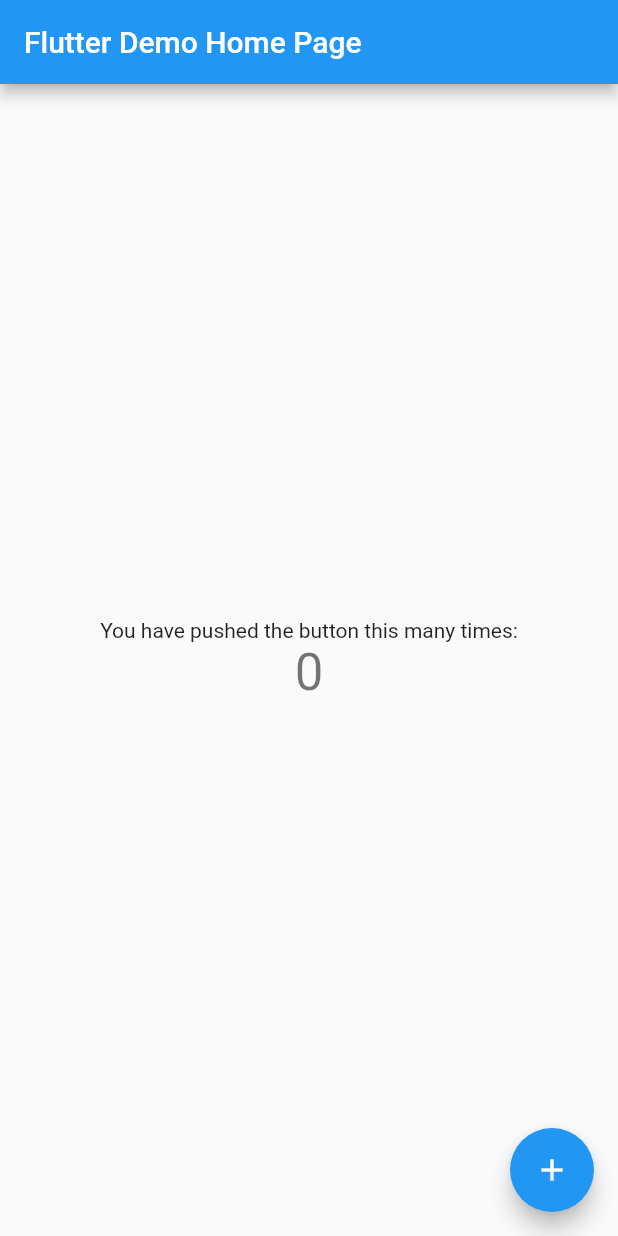
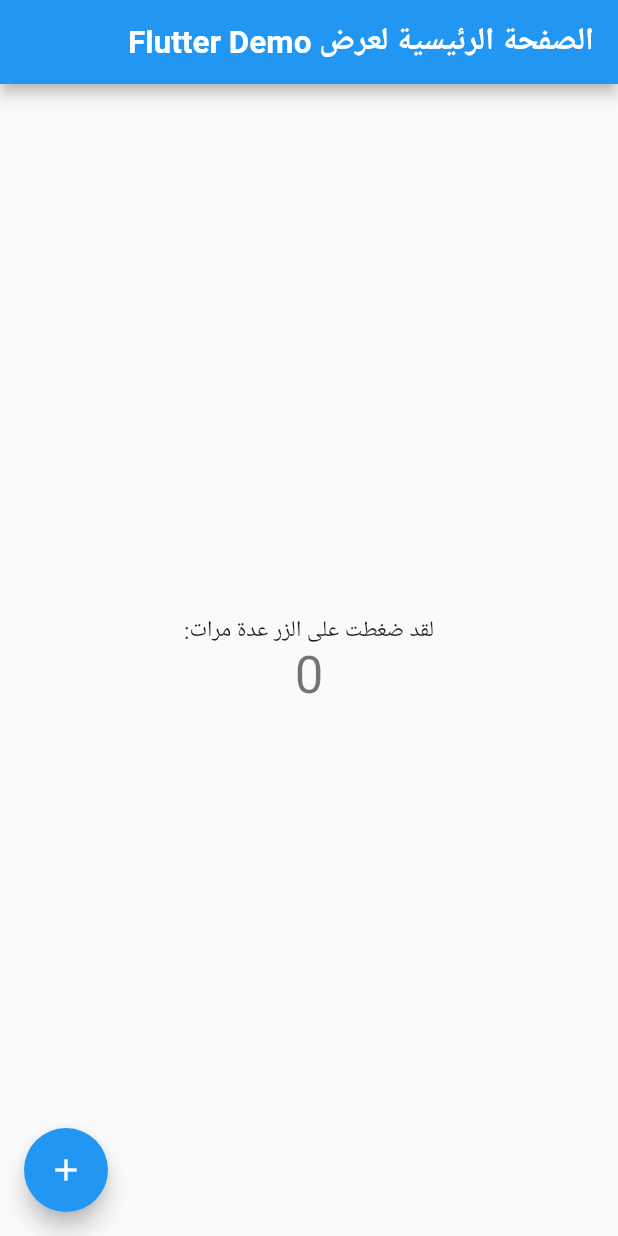
Before and after one commit to sliit-foss/flutter-templates, a Flutter app: the screen it shows after launch, on a phone screen of 412 x 824 dp. Run offline on Flutter 3.47's test engine with Material 2 defaults, Android fonts, the phone set to English and light mode, and no system bars; our stand-ins replace equatable, flutter_bloc, flutter_dotenv, flutter_secure_storage, google_fonts; missing offline and left inert: enhanced_http; generated files the repository leaves out were written again; statements that could not run were skipped.

Commit message:
Added localization support

```diff
--- /dev/null
+++ b/l10n.yaml
@@ -0,0 +1,3 @@
+arb-dir: lib/l10n
+template-arb-file: en.arb
+output-localization-file: app_localizations.dart
--- /dev/null
+++ b/lib/l10n/ar.arb
@@ -0,0 +1,8 @@
+{
+  "@@locale": "ar",
+
+  "title": "عرض Flutter",
+  "you_have_pushed_the_button_this_many_times": "لقد ضغطت على الزر عدة مرات:",
+  "flutter_demo_home_page": "الصفحة الرئيسية لعرض Flutter Demo",
+  "increment": "زيادة راتب"
+}
--- a/lib/main.dart
+++ b/lib/main.dart
@@ -1,11 +1,12 @@
 import 'dart:io';
-import 'package:catfacts/config/themes/themes.dart';
-import 'package:catfacts/state/global/global_bloc.dart';
 import 'package:flutter/material.dart';
 import 'package:flutter_bloc/flutter_bloc.dart';
 import 'package:flutter_dotenv/flutter_dotenv.dart';
+import 'package:flutter_gen/gen_l10n/app_localizations.dart';
+import 'package:catfacts/config/themes/themes.dart';
 import 'package:catfacts/config/secrets.dart';
 import 'package:catfacts/utils/app_http_overrides.dart';
+import 'package:catfacts/state/global/global_bloc.dart';
 import 'package:catfacts/screens/home/home.dart';
 
 void main() async {
@@ -28,10 +29,13 @@ class MyApp extends StatelessWidget {
       child: BlocBuilder<GlobalBloc, GlobalState>(
         builder: (context, state) {
           return MaterialApp(
-            title: 'Flutter Demo',
+            onGenerateTitle: (context) => AppLocalizations.of(context)!.title,
             debugShowCheckedModeBanner: false,
             theme: Themes.list[state.theme],
-            home: const Home(title: 'Flutter Demo Home Page'),
+            localizationsDelegates: AppLocalizations.localizationsDelegates,
+            supportedLocales: AppLocalizations.supportedLocales,
+            locale: Locale(state.locale),
+            home: const Home(),
           );
         },
       ),
--- a/lib/screens/home/home.dart
+++ b/lib/screens/home/home.dart
@@ -1,9 +1,8 @@
 import 'package:flutter/material.dart';
+import 'package:flutter_gen/gen_l10n/app_localizations.dart';
 
 class Home extends StatefulWidget {
-  const Home({super.key, this.title});
-
-  final String? title;
+  const Home({super.key});
 
   @override
   State<Home> createState() => _HomeState();
@@ -22,15 +21,13 @@ class _HomeState extends State<Home> {
   Widget build(BuildContext context) {
     return Scaffold(
       appBar: AppBar(
-        title: Text(widget.title ?? "Title"),
+        title: Text(AppLocalizations.of(context)!.flutter_demo_home_page),
       ),
       body: Center(
         child: Column(
           mainAxisAlignment: MainAxisAlignment.center,
           children: <Widget>[
-            const Text(
-              'You have pushed the button this many times:',
-            ),
+            Text(AppLocalizations.of(context)!.you_have_pushed_the_button_this_many_times),
             Text(
               '$_counter',
               style: Theme.of(context).textTheme.headlineMedium,
@@ -40,7 +37,7 @@ class _HomeState extends State<Home> {
       ),
       floatingActionButton: FloatingActionButton(
         onPressed: _incrementCounter,
-        tooltip: 'Increment',
+        tooltip: AppLocalizations.of(context)!.increment,
         child: const Icon(Icons.add),
       ),
     );
--- a/lib/state/global/global_state.dart
+++ b/lib/state/global/global_state.dart
@@ -5,7 +5,7 @@ class GlobalState extends Equatable {
   final String locale;
   final String theme;
 
-  const GlobalState({this.loading = false, this.locale = "en", this.theme = "light"});
+  const GlobalState({this.loading = false, this.locale = "ar", this.theme = "light"});
 
   GlobalState copyWith({bool? loading, String? locale, String? theme}) => GlobalState(
         loading: loading ?? this.loading,
--- a/pubspec.yaml
+++ b/pubspec.yaml
@@ -22,6 +22,8 @@ environment:
 dependencies:
   flutter:
     sdk: flutter
+  flutter_localizations:
+    sdk: flutter
   cached_network_image: 3.2.3
   cupertino_icons: 1.0.2
   enhanced_http: 3.0.2
@@ -30,6 +32,7 @@ dependencies:
   flutter_dotenv: 5.0.2
   flutter_secure_storage: 8.0.0
   google_fonts: 4.0.3
+  intl: 0.17.0
   json_annotation: 4.8.0
 
 dev_dependencies:
@@ -41,6 +44,7 @@ dev_dependencies:
 
 flutter:
   uses-material-design: true
+  generate: true
 
   # To add assets to your application, add an assets section, like this:
   assets:
```
Also changed, not shown: lib/l10n/en.arb (added, +8 -0 lines), pubspec.lock.
